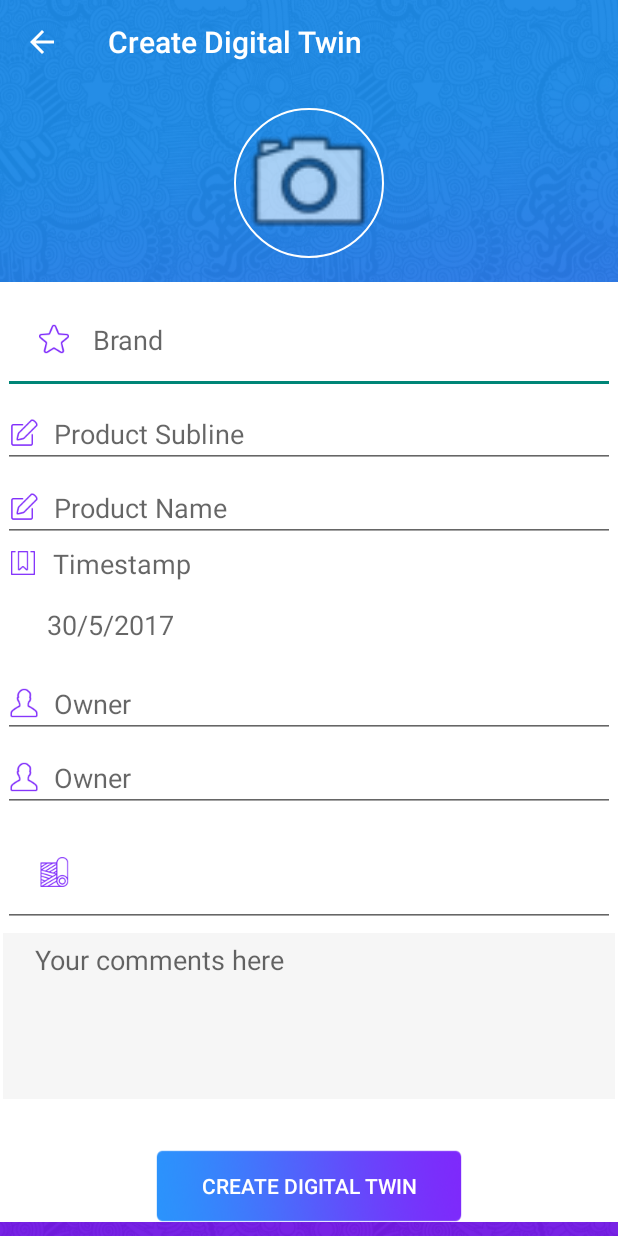
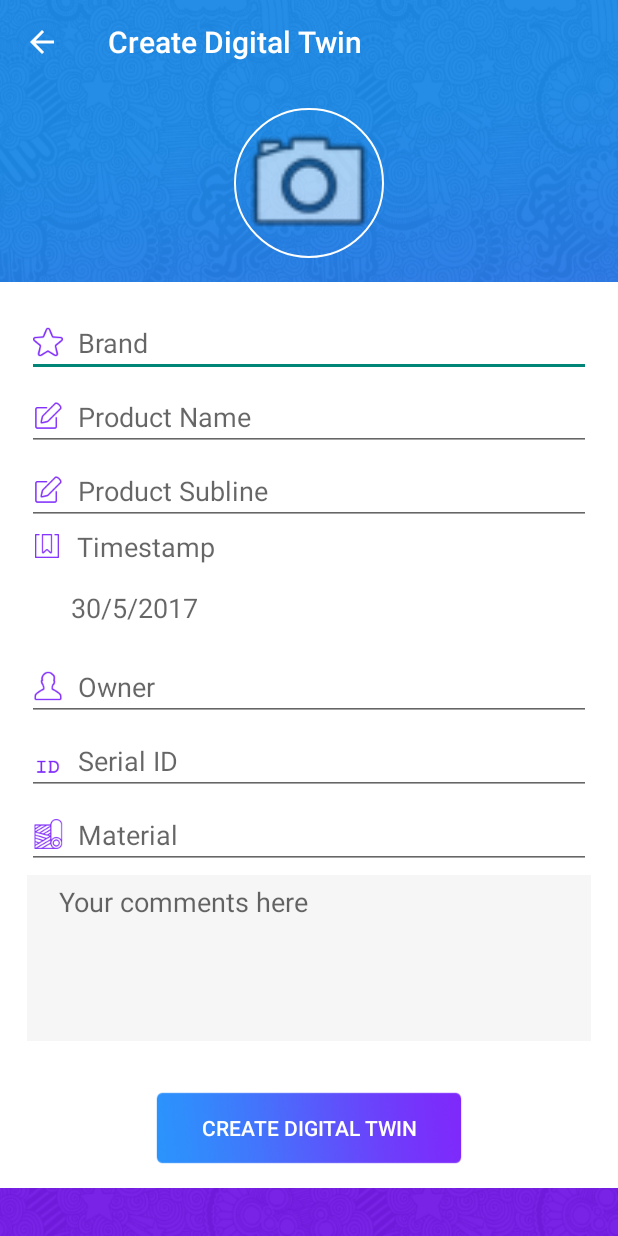
Before and after one commit to Eyliss/TwinOfThings, an Android app: the CreateDigitalTwinActivity screen opened directly, with no data from a screen before it, on a phone screen of 412 x 824 dp. Run offline under Robolectric (Android 15) with nearby library versions, the light colour scheme and no system bars; our stand-ins replace CircleImageView; network calls fail.

Commit message:
Modify Scanned Tag Screen to fit new parameters specifications

```diff
--- a/app/src/main/java/com/twinofthings/activities/CreateDigitalTwinActivity.java
+++ b/app/src/main/java/com/twinofthings/activities/CreateDigitalTwinActivity.java
@@ -274,7 +274,9 @@ public class CreateDigitalTwinActivity extends AppCompatActivity implements Goog
         String material = mMaterial.getText().toString();
         String comments = mComments.getText().toString();
 //        String location = mLocation.getText().toString();
-        thumbnailEncoded = Util.encodeBitmapToBase64(thumbnailBitmap, Bitmap.CompressFormat.PNG);
+        if(thumbnailBitmap != null){
+            thumbnailEncoded = Util.encodeBitmapToBase64(thumbnailBitmap, Bitmap.CompressFormat.PNG);
+        }
 
         RCApiManager.provision(publicKey, signature, challenge, brandName, productName, productSubline,timestamp,ownerName,serialId,material,comments,thumbnailEncoded,new Callback<RCApiResponse>() {
             @Override
--- a/app/src/main/java/com/twinofthings/api/ServiceGenerator.java
+++ b/app/src/main/java/com/twinofthings/api/ServiceGenerator.java
@@ -11,7 +11,7 @@ import retrofit2.converter.gson.GsonConverterFactory;
 
 public class ServiceGenerator {
 
-    public static String API_BASE_URL = "http://ec2-34-251-133-19.eu-west-1.compute.amazonaws.com:8000/v1/";
+    public static String API_BASE_URL = "http://ec2-34-251-133-19.eu-west-1.compute.amazonaws.com:8001/v1/";
     public static String AUTH_TOKEN = "JWT eyJ0eXAiOiJKV1QiLCJhbGciOiJIUzI1NiJ9.eyJleHAiOjE0OTA4MTA1NjcsImlhdCI6MTQ5MDgxMDI2NywibmJmIjoxNDkwODEwMjY3LCJpZGVudGl0eSI6MTIzNH0.UkhNR7KzrtahqWAxHjOzJz6fsOEwtZh49gRvl_llW8w";
 
     private static OkHttpClient.Builder httpClient = new OkHttpClient.Builder();
--- a/app/src/main/res/layout/activity_create_digital_twin.xml
+++ b/app/src/main/res/layout/activity_create_digital_twin.xml
@@ -36,6 +36,7 @@
                     android:layout_width="match_parent"
                     android:layout_height="0dp"
                     android:layout_weight="0.9"
+                    android:padding="@dimen/activity_horizontal_margin"
                     android:background="@android:color/white" android:weightSum="1">
                 <EditText
                     android:layout_width="match_parent"
@@ -43,11 +44,21 @@
                     android:id="@+id/brand_name"
                     android:gravity="left"
                     style="@style/TextAppearance.AppCompat.Medium"
-                    android:padding="@dimen/section_padding"
                     android:layout_margin="@dimen/separator_height"
                     android:drawableLeft="@drawable/ic_brand"
-                    android:drawablePadding="@dimen/activity_horizontal_margin"
+                    android:drawablePadding="10dp"
                     android:hint="@string/brand"/>
+                <EditText
+                        android:layout_width="match_parent"
+                        android:layout_height="wrap_content"
+                        android:id="@+id/product_name"
+                        android:gravity="left"
+                        style="@style/TextAppearance.AppCompat.Medium"
+                        android:layout_margin="@dimen/separator_height"
+                        android:drawableLeft="@drawable/ic_product_name"
+                        android:drawablePadding="10dp"
+                        android:maxLines="1"
+                        android:hint="@string/product_name"/>
                 <EditText
                         android:layout_width="match_parent"
                         android:layout_height="wrap_content"
@@ -59,17 +70,6 @@
                         android:drawablePadding="10dp"
                         android:maxLines="1"
                         android:hint="@string/product_subline"/>
-                <EditText
-                        android:layout_width="match_parent"
-                        android:layout_height="wrap_content"
-                        android:id="@+id/product_name"
-                        android:gravity="left"
-                        style="@style/TextAppearance.AppCompat.Medium"
-                        android:layout_margin="@dimen/separator_height"
-                        android:drawableLeft="@drawable/ic_product_name"
-                        android:drawablePadding="10dp"
-                        android:maxLines="1"
-                        android:hint="@string/product_name"/>
                 <LinearLayout
                         android:orientation="vertical"
                         android:layout_width="match_parent"
@@ -110,9 +110,9 @@
                         android:maxLines="1"
                         style="@style/TextAppearance.AppCompat.Medium"
                         android:layout_margin="@dimen/separator_height"
-                        android:drawableLeft="@drawable/ic_owner"
+                        android:drawableLeft="@drawable/ic_id"
                         android:drawablePadding="10dp"
-                        android:hint="@string/owner"/>
+                        android:hint="@string/serial_id"/>
                 <!--<EditText-->
                 <!--android:layout_width="match_parent"-->
                 <!--android:layout_height="wrap_content"-->
@@ -139,10 +139,11 @@
                 android:id="@+id/material"
                 android:gravity="left"
                 style="@style/TextAppearance.AppCompat.Medium"
-                android:padding="@dimen/section_padding"
                 android:layout_margin="@dimen/separator_height"
                 android:drawableLeft="@drawable/ic_material"
-                android:drawablePadding="@dimen/activity_horizontal_margin"/>
+                android:drawablePadding="10dp"
+                android:hint="@string/material"
+                />
                 <LinearLayout
                         android:orientation="vertical"
                         android:layout_width="match_parent"
--- a/app/src/main/res/layout/activity_scanned_twin.xml
+++ b/app/src/main/res/layout/activity_scanned_twin.xml
@@ -119,15 +119,15 @@
                         android:layout_weight="0.4"
                         android:layout_height="wrap_content"
                         android:gravity="left"
-                        android:text="@string/location"
+                        android:text="@string/brand"
                         style="@style/TextAppearance.AppCompat.Medium"
-                        android:drawableLeft="@drawable/ic_my_location"
+                        android:drawableLeft="@drawable/ic_brand"
                         android:drawablePadding="7dp"/>
                 <TextView
                         android:layout_width="0dp"
                         android:layout_weight="0.6"
                         android:layout_height="wrap_content"
-                        android:id="@+id/tv_location"
+                        android:id="@+id/tv_brand"
                         android:gravity="left"
                         android:textColor="@android:color/black"
                         style="@style/TextAppearance.AppCompat.Medium"/>
--- a/app/src/main/res/layout/activity_twin_created.xml
+++ b/app/src/main/res/layout/activity_twin_created.xml
@@ -106,14 +106,14 @@
                     android:layout_weight="0.3"
                     android:layout_height="wrap_content"
                     android:gravity="left"
-                    android:text="@string/location"
+                    android:text="@string/brand"
                     android:textColor="@color/very_light_grey"
                     style="@style/TextAppearance.AppCompat.Medium"/>
             <TextView
                     android:layout_width="0dp"
                     android:layout_weight="0.7"
                     android:layout_height="wrap_content"
-                    android:id="@+id/tv_location"
+                    android:id="@+id/tv_brand"
                     android:gravity="left"
                     android:textColor="@android:color/white"
                     style="@style/TextAppearance.AppCompat.Medium"/>
```
Also changed, not shown: app/src/main/java/com/twinofthings/activities/ScannedTwinActivity.java (+6 -7 lines), app/src/main/java/com/twinofthings/activities/TwinCreatedActivity.java (+6 -6 lines).
